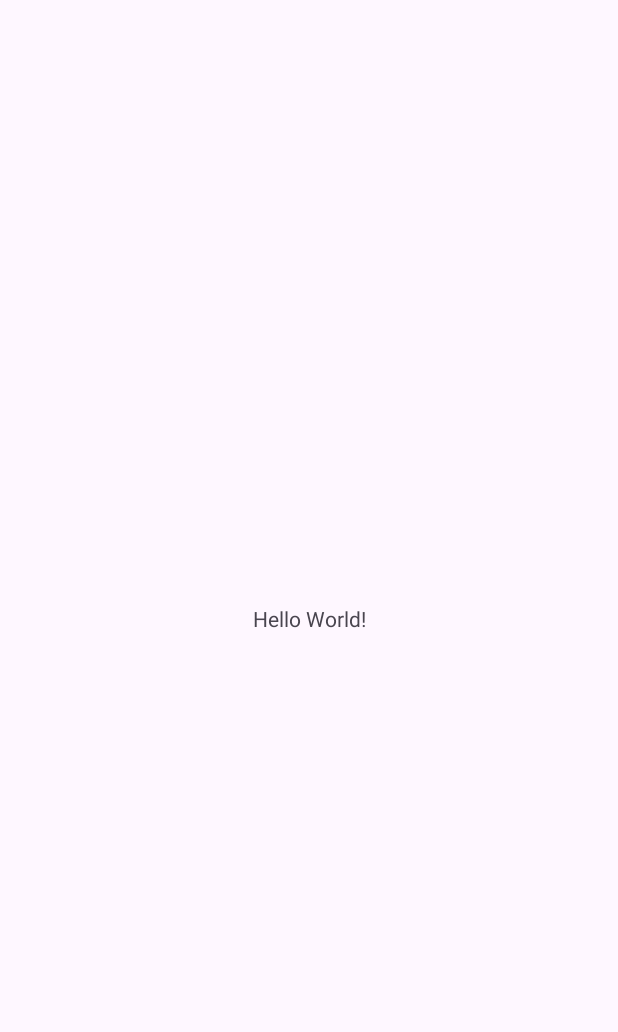
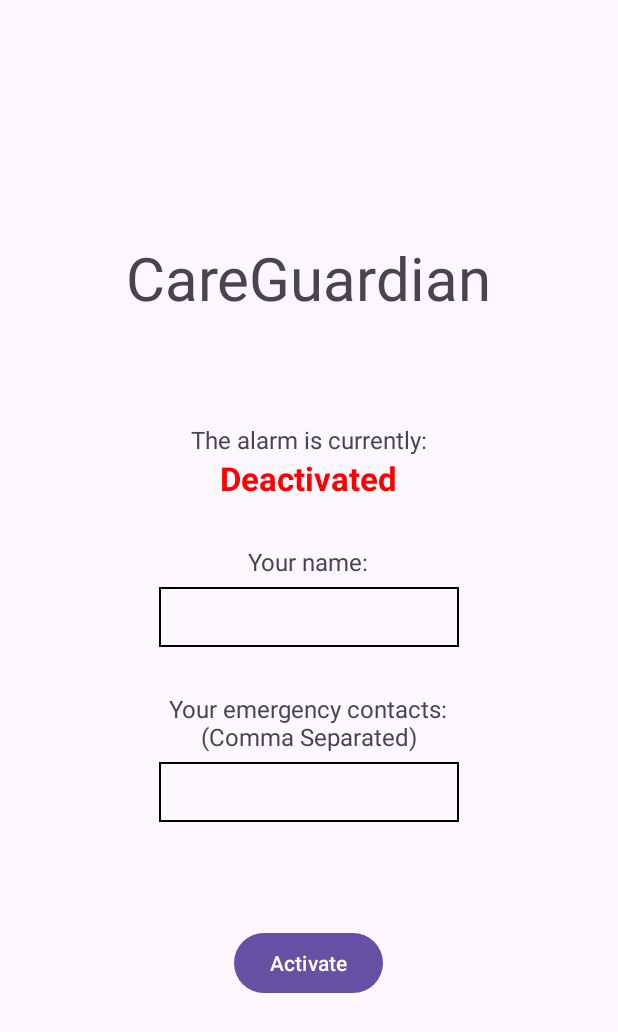
Before and after one commit to Jiron/CareGuardian, an Android app: the screen it shows after launch (MainActivity), on a phone screen of 412 x 824 dp. Before the commit the part shown is almost empty. Shown: the top 1032 px of the screen. Run offline under Robolectric (Android 15) with nearby library versions, the phone set to English and light mode, and no system bars.

Commit message:
feat: first design for main activity

```diff
--- a/app/src/main/java/com/example/careguardian/MainActivity.java
+++ b/app/src/main/java/com/example/careguardian/MainActivity.java
@@ -1,14 +1,137 @@
 package com.example.careguardian;
 
 import androidx.appcompat.app.AppCompatActivity;
+import androidx.appcompat.app.AppCompatDelegate;
 
+import android.content.SharedPreferences;
+import android.graphics.Color;
 import android.os.Bundle;
+import android.text.Editable;
+import android.text.TextWatcher;
+import android.view.View;
+import android.widget.Button;
+import android.widget.EditText;
+import android.widget.TextView;
 
 public class MainActivity extends AppCompatActivity {
 
+    private EditText name;
+    private EditText contacts;
+    private TextView status;
+    private Button alarmToggler;
+
+    private String nameValue;
+    private String contactsValue;
+    private boolean isAlarmActivated = false;
+
+
     @Override
     protected void onCreate(Bundle savedInstanceState) {
+        AppCompatDelegate.setDefaultNightMode(AppCompatDelegate.MODE_NIGHT_NO);
         super.onCreate(savedInstanceState);
         setContentView(R.layout.activity_main);
+
+        name = findViewById(R.id.inputName);
+        contacts = findViewById(R.id.inputContacts);
+        alarmToggler = findViewById(R.id.alarmToggler);
+        status = findViewById(R.id.status);
+
+        SharedPreferences prefs = getPreferences(MODE_PRIVATE);
+        nameValue = prefs.getString("nameTextView", "");
+        contactsValue = prefs.getString("contactsTextView", "");
+        updateAll(false);
+        toggleAlarm();
+
+        name.addTextChangedListener(new TextWatcher() {
+            @Override
+            public void beforeTextChanged(CharSequence charSequence, int i, int i1, int i2) {
+
+            }
+            @Override
+            public void onTextChanged(CharSequence charSequence, int i, int i1, int i2) {
+
+            }
+            @Override
+            public void afterTextChanged(Editable editable) {
+                String updatedText = editable.toString();
+                if (!updatedText.isEmpty()) {
+                    nameValue = updatedText;
+                } else {
+                    nameValue = "";
+                }
+                updateName(true);
+            }
+        });
+        contacts.addTextChangedListener(new TextWatcher() {
+            @Override
+            public void beforeTextChanged(CharSequence charSequence, int i, int i1, int i2) {
+
+            }
+            @Override
+            public void onTextChanged(CharSequence charSequence, int i, int i1, int i2) {
+
+            }
+            @Override
+            public void afterTextChanged(Editable editable) {
+                String updatedText = editable.toString();
+                if (!updatedText.isEmpty()) {
+                    contactsValue = updatedText;
+                } else {
+                    contactsValue = "";
+                }
+                updateContacts(true);
+            }
+        });
+        alarmToggler.setOnClickListener(new View.OnClickListener() {
+            @Override
+            public void onClick(View view) {
+                toggleAlarm();
+            }
+        });
+    }
+
+    public void toggleAlarm() {
+        if(isAlarmActivated) {
+            alarmToggler.setText("Deactivate");
+            status.setText("Activated");
+            status.setTextColor(Color.parseColor("#00FF00"));
+            name.setEnabled(false);
+            contacts.setEnabled(false);
+            isAlarmActivated = false;
+        } else {
+            alarmToggler.setText("Activate");
+            status.setText("Deactivated");
+            name.setEnabled(true);
+            contacts.setEnabled(true);
+            status.setTextColor(Color.parseColor("#FF0000"));
+            isAlarmActivated = true;
+        }
+    }
+
+    public void updateAll(boolean ignoreSetText) {
+        updateName(ignoreSetText);
+        updateContacts(ignoreSetText);
+    }
+
+    private void updateName(boolean ignoreSetText) {
+        if(!ignoreSetText) {
+            name.setText(nameValue);
+        }
+
+        SharedPreferences prefs = getPreferences(MODE_PRIVATE);
+        SharedPreferences.Editor editor = prefs.edit();
+        editor.putString("nameTextView", nameValue);
+        editor.apply();
+    }
+
+    private void updateContacts(boolean ignoreSetText) {
+        if(!ignoreSetText) {
+            contacts.setText(contactsValue);
+        }
+
+        SharedPreferences prefs = getPreferences(MODE_PRIVATE);
+        SharedPreferences.Editor editor = prefs.edit();
+        editor.putString("contactsTextView", contactsValue);
+        editor.apply();
     }
 }
--- /dev/null
+++ b/app/src/main/res/drawable/edittext.xml
@@ -0,0 +1,13 @@
+<shape xmlns:android="http://schemas.android.com/apk/res/android"
+    android:shape="rectangle">
+    <stroke
+        android:width="1dp"
+        android:color="#000000"
+    />
+    <padding
+        android:left="5dp"
+        android:right="5dp"
+        android:top="5dp"
+        android:bottom="5dp"
+        />
+</shape>
--- a/app/src/main/res/layout/activity_main.xml
+++ b/app/src/main/res/layout/activity_main.xml
@@ -1,18 +1,71 @@
 <?xml version="1.0" encoding="utf-8"?>
-<androidx.constraintlayout.widget.ConstraintLayout xmlns:android="http://schemas.android.com/apk/res/android"
-    xmlns:app="http://schemas.android.com/apk/res-auto"
-    xmlns:tools="http://schemas.android.com/tools"
+<LinearLayout
+    xmlns:android="http://schemas.android.com/apk/res/android"
     android:layout_width="match_parent"
     android:layout_height="match_parent"
-    tools:context=".MainActivity">
+    android:orientation="vertical"
+    android:gravity="center">
 
     <TextView
         android:layout_width="wrap_content"
         android:layout_height="wrap_content"
-        android:text="Hello World!"
-        app:layout_constraintBottom_toBottomOf="parent"
-        app:layout_constraintEnd_toEndOf="parent"
-        app:layout_constraintStart_toStartOf="parent"
-        app:layout_constraintTop_toTopOf="parent" />
+        android:text="CareGuardian"
+        android:textSize="40dp"
+        android:layout_marginBottom="70dp"
+        />
 
-</androidx.constraintlayout.widget.ConstraintLayout>
+    <TextView
+        android:layout_width="wrap_content"
+        android:layout_height="wrap_content"
+        android:text="The alarm is currently:"
+        android:textSize="16dp"
+        />
+    <TextView
+        android:id="@+id/status"
+        android:layout_width="wrap_content"
+        android:layout_height="wrap_content"
+        android:text="Deactivated"
+        android:textStyle="bold"
+        android:textColor="#FF0000"
+        android:textSize="22dp"
+        android:layout_marginBottom="30dp"
+        />
+
+    <TextView
+        android:layout_width="wrap_content"
+        android:layout_height="wrap_content"
+        android:text="Your name:"
+        android:textSize="16dp"
+        />
+    <EditText
+        android:id="@+id/inputName"
+        android:layout_width="200dp"
+        android:layout_height="40dp"
+        android:layout_marginBottom="30dp"
+        android:layout_marginTop="6dp"
+        android:background="@drawable/edittext"
+        />
+
+    <TextView
+        android:layout_width="wrap_content"
+        android:layout_height="wrap_content"
+        android:textAlignment="center"
+        android:text="Your emergency contacts:\n(Comma Separated)"
+        android:textSize="16dp"
+        />
+    <EditText
+        android:id="@+id/inputContacts"
+        android:layout_width="200dp"
+        android:layout_height="40dp"
+        android:layout_marginBottom="70dp"
+        android:layout_marginTop="6dp"
+        android:background="@drawable/edittext"
+        />
+
+    <Button
+        android:id="@+id/alarmToggler"
+        android:layout_width="wrap_content"
+        android:layout_height="wrap_content"
+        android:text="Activate" />
+
+</LinearLayout>
```
